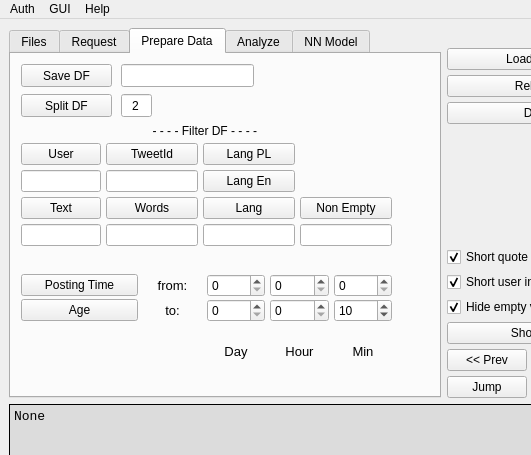
This is TwitterAnalyzer/Gui/GUI_QT.ui in GrzegorzKrug/TwitterAnalyzer as Qt 5 draws it before an edit; both pictures show x 0 to 531 and y 0 to 455 of the 1117 by 771 pixel window. The edited form follows.
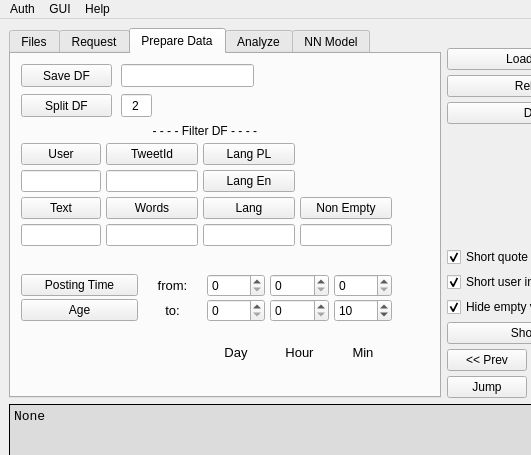
This is the edited form.

Patch:
```diff
--- a/TwitterAnalyzer/Gui/GUI_QT.ui
+++ b/TwitterAnalyzer/Gui/GUI_QT.ui
@@ -624,7 +624,7 @@
             <x>10</x>
             <y>70</y>
             <width>371</width>
-            <height>269</height>
+            <height>271</height>
            </rect>
           </property>
           <layout class="QVBoxLayout" name="Vertical_Filters" stretch="1,1,0">
```
Left out of the diff: 14 changed lines with no effect on the pictures.
